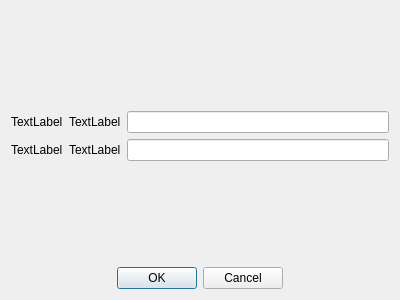
Qt form receptionPR/dialoglogin.ui (Maxilei/Share_appPdV_NW) before a commit.
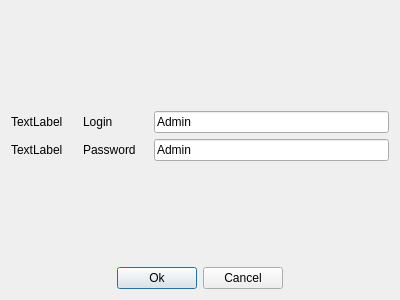
The same form after that commit.

Diff of the .ui file:
```diff
--- a/receptionPR/dialoglogin.ui
+++ b/receptionPR/dialoglogin.ui
@@ -39,12 +39,22 @@
      <item>
       <widget class="QLabel" name="label_2">
        <property name="text">
-        <string>TextLabel</string>
+        <string>Login</string>
        </property>
       </widget>
      </item>
      <item>
-      <widget class="QLineEdit" name="lineEdit"/>
+      <widget class="QLineEdit" name="lineEditLogin">
+       <property name="maximumSize">
+        <size>
+         <width>235</width>
+         <height>16777215</height>
+        </size>
+       </property>
+       <property name="text">
+        <string>Admin</string>
+       </property>
+      </widget>
      </item>
     </layout>
    </item>
@@ -60,12 +70,22 @@
      <item>
       <widget class="QLabel" name="label_3">
        <property name="text">
-        <string>TextLabel</string>
+        <string>Password</string>
        </property>
       </widget>
      </item>
      <item>
-      <widget class="QLineEdit" name="lineEdit_2"/>
+      <widget class="QLineEdit" name="lineEditPassword">
+       <property name="maximumSize">
+        <size>
+         <width>235</width>
+         <height>16777215</height>
+        </size>
+       </property>
+       <property name="text">
+        <string>Admin</string>
+       </property>
+      </widget>
      </item>
     </layout>
    </item>
@@ -98,12 +118,16 @@
       </spacer>
      </item>
      <item>
-      <widget class="QDialogButtonBox" name="buttonBox">
-       <property name="orientation">
-        <enum>Qt::Horizontal</enum>
+      <widget class="QPushButton" name="pushButtonOk">
+       <property name="text">
+        <string>Ok</string>
        </property>
-       <property name="standardButtons">
-        <set>QDialogButtonBox::Cancel|QDialogButtonBox::Ok</set>
+      </widget>
+     </item>
+     <item>
+      <widget class="QPushButton" name="pushButtonCancel">
+       <property name="text">
+        <string>Cancel</string>
        </property>
       </widget>
      </item>
```
Left out of the diff: 43 changed lines with no effect on the pictures.
